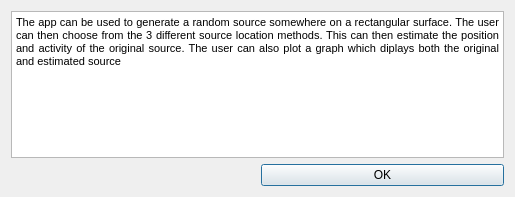
urhtrinko/DroneRadioactivity_student_job, file working_apps/simulations/mainDescribtion.ui: the form before one commit.
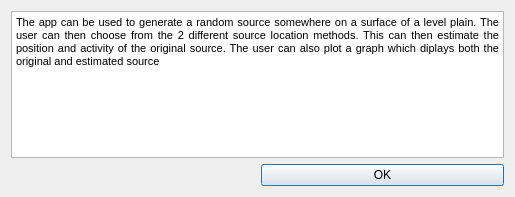
The form after the commit.

Diff of the .ui file:
```diff
--- a/working_apps/simulations/mainDescribtion.ui
+++ b/working_apps/simulations/mainDescribtion.ui
@@ -30,7 +30,7 @@
 &lt;html&gt;&lt;head&gt;&lt;meta name=&quot;qrichtext&quot; content=&quot;1&quot; /&gt;&lt;style type=&quot;text/css&quot;&gt;
 p, li { white-space: pre-wrap; }
 &lt;/style&gt;&lt;/head&gt;&lt;body style=&quot; font-family:'MS Shell Dlg 2'; font-size:8pt; font-weight:400; font-style:normal;&quot;&gt;
-&lt;p align=&quot;justify&quot; style=&quot; margin-top:0px; margin-bottom:0px; margin-left:0px; margin-right:0px; -qt-block-indent:0; text-indent:0px;&quot;&gt;The app can be used to generate a random source somewhere on a rectangular surface. The user can then choose from the 3 different source location methods. This can then estimate the position and activity of the original source. The user can also plot a graph which diplays both the original and estimated source&lt;/p&gt;&lt;/body&gt;&lt;/html&gt;</string>
+&lt;p align=&quot;justify&quot; style=&quot; margin-top:0px; margin-bottom:0px; margin-left:0px; margin-right:0px; -qt-block-indent:0; text-indent:0px;&quot;&gt;The app can be used to generate a random source somewhere on a surface of a level plain. The user can then choose from the 2 different source location methods. This can then estimate the position and activity of the original source. The user can also plot a graph which diplays both the original and estimated source&lt;/p&gt;&lt;/body&gt;&lt;/html&gt;</string>
      </property>
     </widget>
    </item>
```
